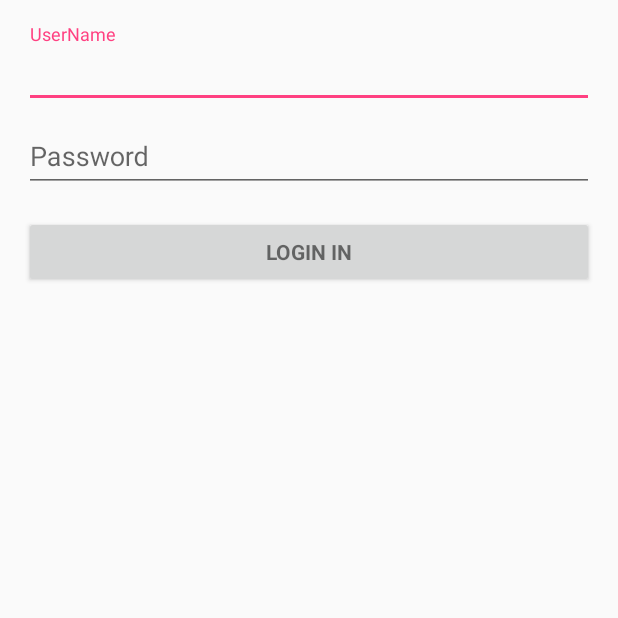
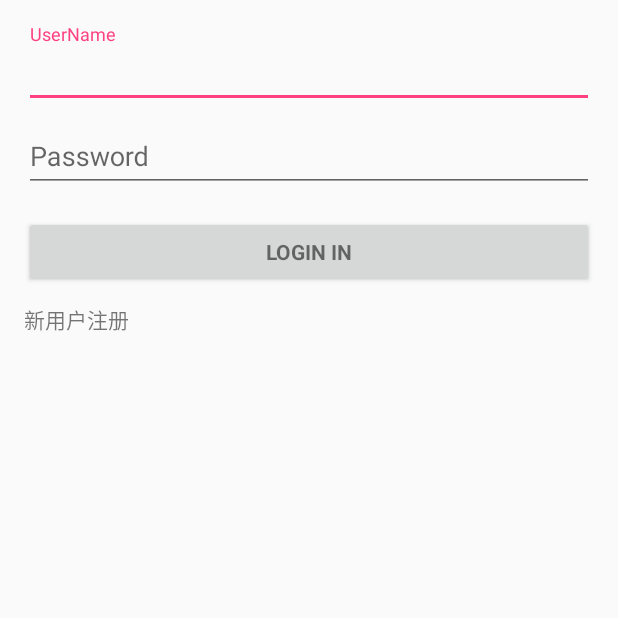
Before and after one commit to WorldSorry/AAA, an Android app: the LoginActivity screen opened directly, with no data from a screen before it, on a phone screen of 412 x 824 dp, the top half of it. Run offline under Robolectric (Android 15) with nearby library versions, the phone set to English and light mode, and no system bars; our stand-ins replace ButterKnife.

Commit message:
集成注册功能

```diff
--- a/app/src/main/java/com/example/rog/myapplication/ui/LoginActivity.java
+++ b/app/src/main/java/com/example/rog/myapplication/ui/LoginActivity.java
@@ -1,45 +1,30 @@
 package com.example.rog.myapplication.ui;
 
-import android.animation.Animator;
-import android.animation.AnimatorListenerAdapter;
-import android.annotation.TargetApi;
-import android.content.pm.PackageManager;
-import android.support.annotation.NonNull;
-import android.support.design.widget.Snackbar;
+import android.content.Intent;
+import android.os.Bundle;
 import android.support.v7.app.AppCompatActivity;
-import android.app.LoaderManager.LoaderCallbacks;
-
-import android.content.CursorLoader;
-import android.content.Loader;
-import android.database.Cursor;
-import android.net.Uri;
-import android.os.AsyncTask;
-
-import android.os.Build;
-import android.os.Bundle;
-import android.provider.ContactsContract;
-import android.text.TextUtils;
 import android.view.KeyEvent;
 import android.view.View;
 import android.view.View.OnClickListener;
 import android.view.inputmethod.EditorInfo;
-import android.widget.ArrayAdapter;
 import android.widget.AutoCompleteTextView;
 import android.widget.Button;
 import android.widget.EditText;
+import android.widget.LinearLayout;
+import android.widget.ProgressBar;
+import android.widget.ScrollView;
 import android.widget.TextView;
-
-import java.util.ArrayList;
-import java.util.List;
 
 import com.example.rog.myapplication.R;
 
-import static android.Manifest.permission.READ_CONTACTS;
+import butterknife.BindView;
+import butterknife.ButterKnife;
+import butterknife.OnClick;
 
 /**
  * A login screen that offers login via email/password.
  */
-public class LoginActivity extends AppCompatActivity{
+public class LoginActivity extends AppCompatActivity {
 
     /**
      * Id to identity READ_CONTACTS permission request.
@@ -53,6 +38,20 @@ public class LoginActivity extends AppCompatActivity{
     private static final String[] DUMMY_CREDENTIALS = new String[]{
             "foo@example.com:hello", "bar@example.com:world"
     };
+    @BindView(R.id.login_progress)
+    ProgressBar loginProgress;
+    @BindView(R.id.email)
+    AutoCompleteTextView email;
+    @BindView(R.id.password)
+    EditText password;
+    @BindView(R.id.email_sign_in_button)
+    Button emailSignInButton;
+    @BindView(R.id.register)
+    TextView register;
+    @BindView(R.id.email_login_form)
+    LinearLayout emailLoginForm;
+    @BindView(R.id.login_form)
+    ScrollView loginForm;
 
     // UI references.
     private AutoCompleteTextView mEmailView;
@@ -64,6 +63,7 @@ public class LoginActivity extends AppCompatActivity{
     protected void onCreate(Bundle savedInstanceState) {
         super.onCreate(savedInstanceState);
         setContentView(R.layout.activity_login);
+        ButterKnife.bind(this);
         // Set up the login form.
         mEmailView = (AutoCompleteTextView) findViewById(R.id.email);
 
@@ -89,4 +89,15 @@ public class LoginActivity extends AppCompatActivity{
         mProgressView = findViewById(R.id.login_progress);
     }
 
+    @OnClick({R.id.email_sign_in_button, R.id.register})
+    public void onClick(View view) {
+        switch (view.getId()) {
+            case R.id.email_sign_in_button:
+
+                break;
+            case R.id.register:
+                startActivity(new Intent(LoginActivity.this,RegisterActivity.class));
+                break;
+        }
+    }
 }
--- a/app/src/main/java/com/example/rog/myapplication/ui/SplashActivity.java
+++ b/app/src/main/java/com/example/rog/myapplication/ui/SplashActivity.java
@@ -40,6 +40,7 @@ public class SplashActivity extends AppCompatActivity implements ISplashView{
         clearNotification();
         setContentView(R.layout.activity_splash);
         ButterKnife.bind(this);
+        init();
     }
 
     @Override
--- a/app/src/main/res/layout/activity_login.xml
+++ b/app/src/main/res/layout/activity_login.xml
@@ -72,6 +72,14 @@
                 android:text="@string/action_sign_in"
                 android:textStyle="bold" />
 
+            <TextView
+                android:id="@+id/register"
+                android:layout_width="wrap_content"
+                android:layout_height="wrap_content"
+                android:autoLink="all"
+                android:layout_marginTop="10dp"
+                android:text="@string/action_new_account"
+                />
         </LinearLayout>
     </ScrollView>
 </LinearLayout>
--- a/app/src/main/res/values/strings.xml
+++ b/app/src/main/res/values/strings.xml
@@ -31,4 +31,6 @@
         completions."
     </string>
     <string name="title_activity_basectivity">Basectivity</string>
+    <string name="action_register">注册</string>
+    <string name="action_new_account"><a>新用户注册</a></string>
 </resources>
```
Also changed, not shown: app/src/main/java/com/example/rog/myapplication/presenter/RegisterPersenter.java (added, +78 -0 lines), app/src/main/java/com/example/rog/myapplication/ui/RegisterActivity.java (+44 -2 lines), app/src/main/java/com/example/rog/myapplication/ui/view/IRegisterView.java (added, +10 -0 lines), app/src/main/res/layout/activity_register.xml (+54 -0 lines).
